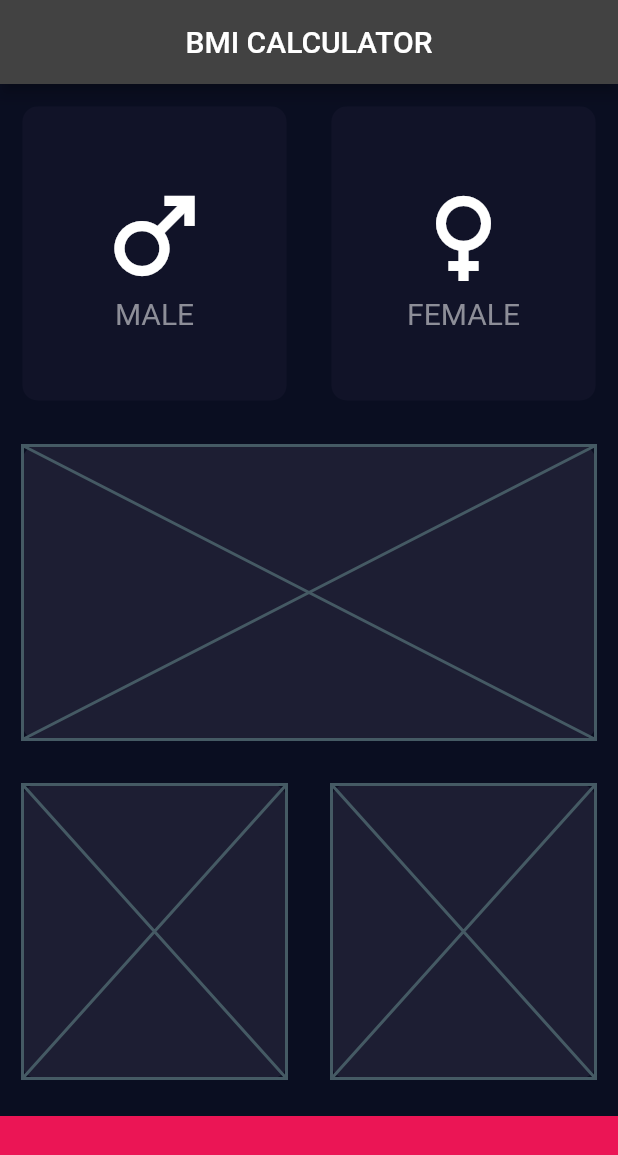
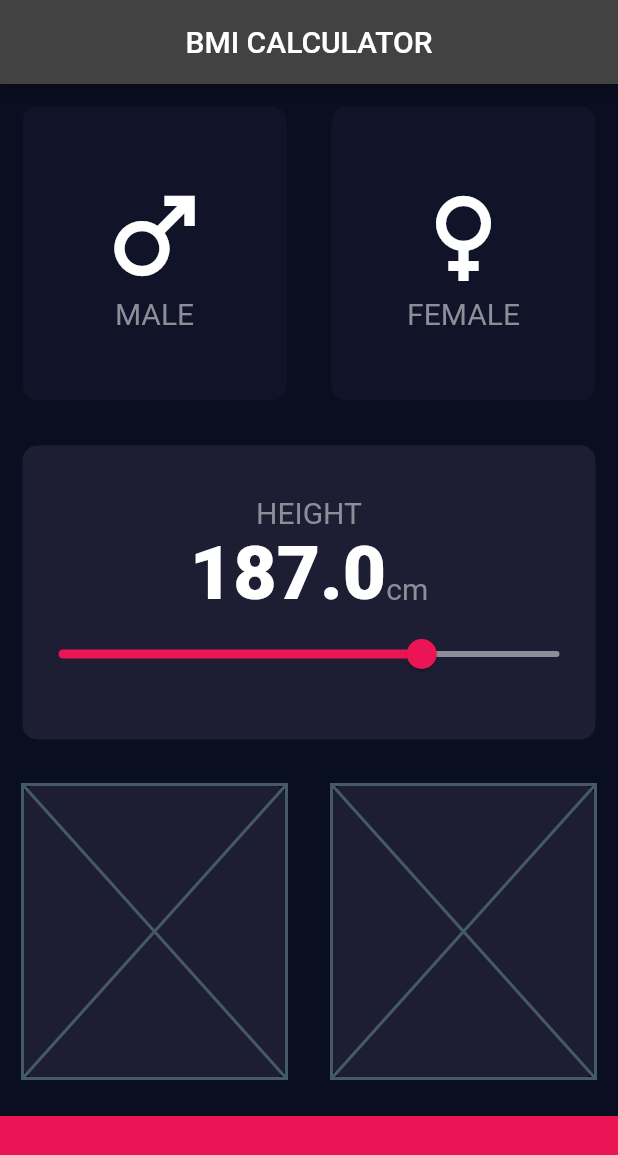
Before and after one commit to UildsonSantos/Flutter_with_Angela_Yu, a Flutter app: the screen it shows after launch, on a phone screen of 412 x 824 dp. Shown: the top 1155 px of the screen. Run offline on Flutter 3.47's test engine with Material 2 defaults, Android fonts, the phone set to English and light mode, and no system bars; our stand-ins replace audioplayers, rflutter_alert.

Commit message:
impl. Card with slider

```diff
--- a/bmi_calculator/lib/constants.dart
+++ b/bmi_calculator/lib/constants.dart
@@ -9,3 +9,8 @@ const kLabelTextStyle = TextStyle(
   fontSize: 20.0,
   color: Color(0xFF8D8E98),
 );
+
+const kNumberTextStyle = TextStyle(
+  fontSize: 50.0,
+  fontWeight: FontWeight.w900,
+);
--- a/bmi_calculator/lib/input_page.dart
+++ b/bmi_calculator/lib/input_page.dart
@@ -1,3 +1,5 @@
+import 'dart:math';
+
 import 'package:flutter/material.dart';
 
 import 'package:bmi_calculator/constants.dart';
@@ -19,6 +21,7 @@ class InputPage extends StatefulWidget {
 
 class _InputPageState extends State<InputPage> {
   late Gender selectedGender = Gender.forLate;
+  double height = 187;
 
   @override
   Widget build(BuildContext context) {
@@ -71,7 +74,42 @@ class _InputPageState extends State<InputPage> {
             child: ReusableCard(
               onPress: () {},
               colour: kActiveCardColour,
-              cardChild: Placeholder(),
+              cardChild: Column(
+                mainAxisAlignment: MainAxisAlignment.center,
+                children: [
+                   const Text(
+                    'HEIGHT',
+                    style: kLabelTextStyle,
+                  ),
+                  Row(
+                    mainAxisAlignment: MainAxisAlignment.center,
+                    crossAxisAlignment: CrossAxisAlignment.baseline,
+                    textBaseline: TextBaseline.alphabetic,
+                    children:  [
+                      Text(
+                        height.toStringAsFixed(1),
+                        style: kNumberTextStyle,
+                      ),
+                      const Text(
+                        'cm',
+                        style: kLabelTextStyle,
+                      ),
+                    ],
+                  ),
+                  Slider(
+                    value: height,
+                    min: 100.0,
+                    max: 220.0,
+                    activeColor: const Color(0xFFEB1555),
+                    inactiveColor: const Color(0xFF8D8E98),
+                    onChanged: (value) {
+                      setState(() {
+                        height = value;
+                      });
+                    },
+                  )
+                ],
+              ),
             ),
           ),
           Expanded(
```
